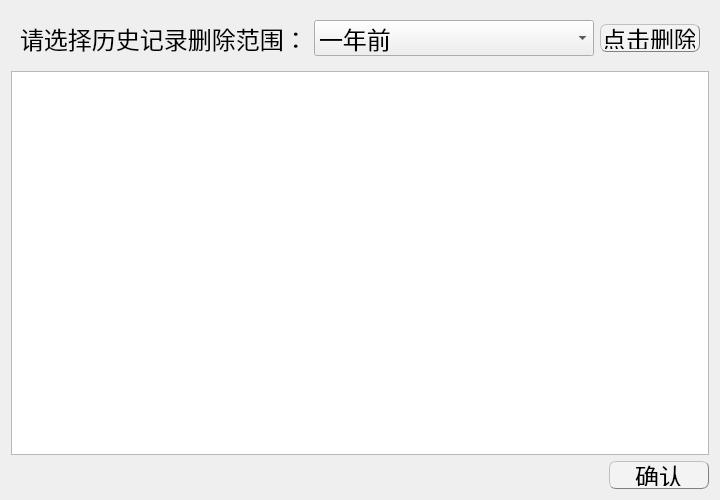
Before: the Qt Designer form historyshow.ui in EsZHU/QtExamSystem, drawn with Qt 5.
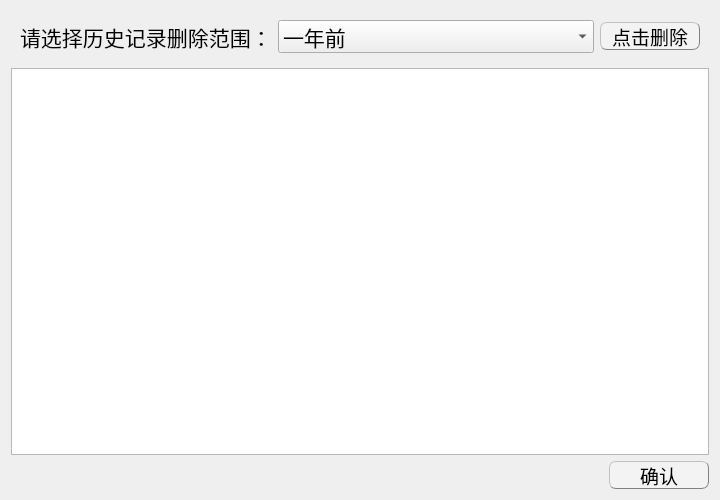
After: the same form once the commit is applied.

Patch:
```diff
--- a/historyshow.ui
+++ b/historyshow.ui
@@ -31,7 +31,7 @@
   <property name="windowTitle">
    <string>Dialog</string>
   </property>
-  <layout class="QGridLayout" name="gridLayout" rowstretch="0,0,0,0,0">
+  <layout class="QGridLayout" name="gridLayout" rowstretch="0,0,0">
    <item row="0" column="0" colspan="2">
     <widget class="QWidget" name="widget_2" native="true">
      <layout class="QHBoxLayout" name="horizontalLayout">
@@ -45,7 +45,7 @@
         </property>
         <property name="font">
          <font>
-          <pointsize>18</pointsize>
+          <pointsize>16</pointsize>
          </font>
         </property>
         <property name="text">
@@ -57,7 +57,7 @@
        <widget class="QComboBox" name="comboBox">
         <property name="font">
          <font>
-          <pointsize>18</pointsize>
+          <pointsize>16</pointsize>
          </font>
         </property>
         <item>
@@ -109,7 +109,7 @@
         </property>
         <property name="font">
          <font>
-          <pointsize>18</pointsize>
+          <pointsize>14</pointsize>
          </font>
         </property>
         <property name="styleSheet">
@@ -129,7 +129,7 @@
     <widget class="QTableWidget" name="tableWidget">
      <property name="font">
       <font>
-       <pointsize>18</pointsize>
+       <pointsize>16</pointsize>
       </font>
      </property>
     </widget>
@@ -150,7 +150,7 @@
      </property>
      <property name="font">
       <font>
-       <pointsize>18</pointsize>
+       <pointsize>14</pointsize>
       </font>
      </property>
      <property name="styleSheet">
```
